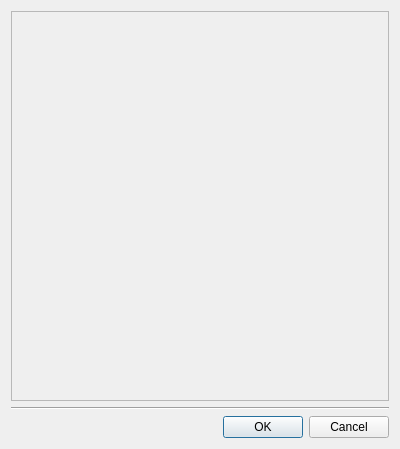
The window that client/nx_client_desktop/src/nx/client/desktop/resource_dialogs/camera_selection_dialog.ui (networkoptix/nx_open) describes before a commit, drawn with Qt 5.
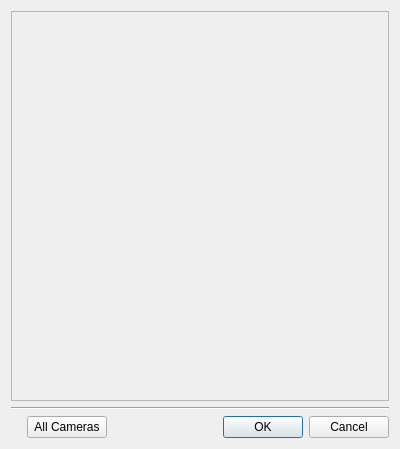
The same window after the commit. Custom widgets are drawn as their Qt base class.

Commit message:
VMS-11376: Camera selection dialog base implementation (not finished)
<==== Mercurial data ====>
Branch: vms

Diff of the .ui file:
```diff
--- a/client/nx_client_desktop/src/nx/client/desktop/resource_dialogs/camera_selection_dialog.ui
+++ b/client/nx_client_desktop/src/nx/client/desktop/resource_dialogs/camera_selection_dialog.ui
@@ -36,6 +36,16 @@
      <property name="leftMargin">
       <number>16</number>
      </property>
+     <item>
+      <widget class="QPushButton" name="allCamerasSwitch">
+       <property name="text">
+        <string>All Cameras</string>
+       </property>
+       <property name="checkable">
+        <bool>true</bool>
+       </property>
+      </widget>
+     </item>
      <item>
       <widget class="QDialogButtonBox" name="buttonBox">
        <property name="standardButtons">
@@ -50,8 +60,7 @@
  <customwidgets>
   <customwidget>
    <class>nx::client::desktop::FilteredResourceSelectionWidget</class>
-   <extends>QScrollArea
-   </extends>
+   <extends>QScrollArea</extends>
    <header>nx/client/desktop/resource_dialogs/details/filtered_resource_selection_widget.h</header>
   </customwidget>
  </customwidgets>
```
Left out of the diff: 7 changed lines with no effect on the pictures. The commit also changes 7 other files.
